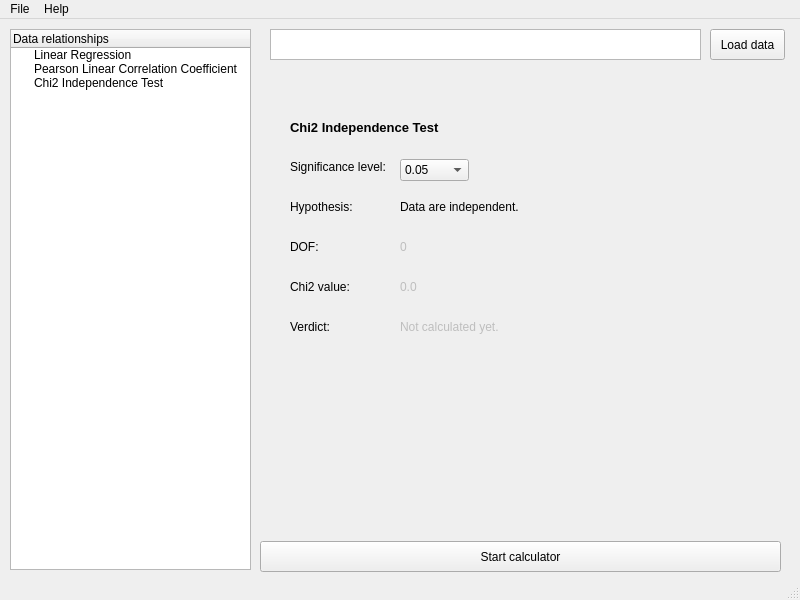
First picture: the form in functions/dataRelationships/window.ui, repository h-kyouma/IDS_statistics, before the edit.
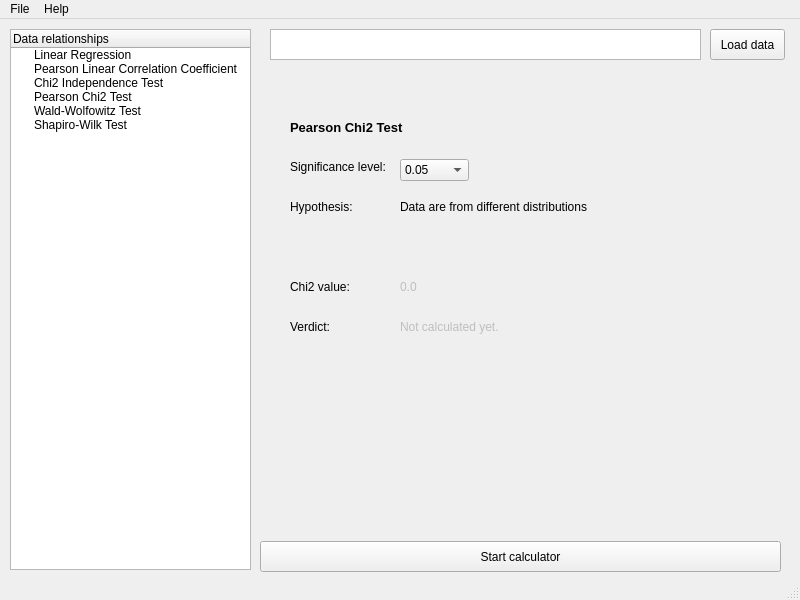
Second picture: the form after the edit. The open tabs and pages were chosen to show the change.

Commit message: Added GUI to data relation (#8)

What changed in the file:
```diff
--- a/functions/dataRelationships/window.ui
+++ b/functions/dataRelationships/window.ui
@@ -69,6 +69,21 @@
       <string>Chi2 Independence Test</string>
      </property>
     </item>
+    <item>
+     <property name="text">
+      <string>Pearson Chi2 Test</string>
+     </property>
+    </item>
+    <item>
+     <property name="text">
+      <string>Wald-Wolfowitz Test</string>
+     </property>
+    </item>
+    <item>
+     <property name="text">
+      <string>Shapiro-Wilk Test</string>
+     </property>
+    </item>
    </widget>
    <widget class="QStackedWidget" name="stackedWidget">
     <property name="geometry">
@@ -302,6 +317,618 @@
       </property>
       <property name="text">
        <string>Chi2 value:</string>
+      </property>
+     </widget>
+     <widget class="QLabel" name="label_chi2_value_chi2">
+      <property name="enabled">
+       <bool>false</bool>
+      </property>
+      <property name="geometry">
+       <rect>
+        <x>130</x>
+        <y>180</y>
+        <width>91</width>
+        <height>16</height>
+       </rect>
+      </property>
+      <property name="text">
+       <string>0.0</string>
+      </property>
+     </widget>
+     <widget class="QLabel" name="label_param_verdict_chi2">
+      <property name="geometry">
+       <rect>
+        <x>20</x>
+        <y>220</y>
+        <width>91</width>
+        <height>16</height>
+       </rect>
+      </property>
+      <property name="text">
+       <string>Verdict:</string>
+      </property>
+     </widget>
+     <widget class="QLabel" name="label_verdict_chi2">
+      <property name="enabled">
+       <bool>false</bool>
+      </property>
+      <property name="geometry">
+       <rect>
+        <x>130</x>
+        <y>220</y>
+        <width>121</width>
+        <height>16</height>
+       </rect>
+      </property>
+      <property name="text">
+       <string>Not calculated yet.</string>
+      </property>
+     </widget>
+    </widget>
+    <widget class="QWidget" name="page_linear_regression">
+     <widget class="QLabel" name="label_title_chi2">
+      <property name="geometry">
+       <rect>
+        <x>20</x>
+        <y>20</y>
+        <width>171</width>
+        <height>16</height>
+       </rect>
+      </property>
+      <property name="font">
+       <font>
+        <pointsize>10</pointsize>
+        <weight>75</weight>
+        <bold>true</bold>
+       </font>
+      </property>
+      <property name="text">
+       <string>Pearson Chi2 Test</string>
+      </property>
+     </widget>
+     <widget class="QComboBox" name="comboBox_significance_level_chi2">
+      <property name="geometry">
+       <rect>
+        <x>130</x>
+        <y>60</y>
+        <width>69</width>
+        <height>22</height>
+       </rect>
+      </property>
+      <item>
+       <property name="text">
+        <string>0.05</string>
+       </property>
+      </item>
+      <item>
+       <property name="text">
+        <string>0.001</string>
+       </property>
+      </item>
+      <item>
+       <property name="text">
+        <string>0.002</string>
+       </property>
+      </item>
+      <item>
+       <property name="text">
+        <string>0.005</string>
+       </property>
+      </item>
+      <item>
+       <property name="text">
+        <string>0.01</string>
+       </property>
+      </item>
+      <item>
+       <property name="text">
+        <string>0.02</string>
+       </property>
+      </item>
+      <item>
+       <property name="text">
+        <string>0.025</string>
+       </property>
+      </item>
+      <item>
+       <property name="text">
+        <string>0.1</string>
+       </property>
+      </item>
+      <item>
+       <property name="text">
+        <string>0.2</string>
+       </property>
+      </item>
+      <item>
+       <property name="text">
+        <string>0.5</string>
+       </property>
+      </item>
+      <item>
+       <property name="text">
+        <string>0.9</string>
+       </property>
+      </item>
+      <item>
+       <property name="text">
+        <string>0.95</string>
+       </property>
+      </item>
+      <item>
+       <property name="text">
+        <string>0.975</string>
+       </property>
+      </item>
+      <item>
+       <property name="text">
+        <string>0.99</string>
+       </property>
+      </item>
+      <item>
+       <property name="text">
+        <string>0.995</string>
+       </property>
+      </item>
+     </widget>
+     <widget class="QLabel" name="label_param_significance_level_chi2">
+      <property name="geometry">
+       <rect>
+        <x>20</x>
+        <y>60</y>
+        <width>101</width>
+        <height>16</height>
+       </rect>
+      </property>
+      <property name="text">
+       <string>Significance level:</string>
+      </property>
+     </widget>
+     <widget class="QLabel" name="label_param_hypothesis_chi2">
+      <property name="geometry">
+       <rect>
+        <x>20</x>
+        <y>100</y>
+        <width>91</width>
+        <height>16</height>
+       </rect>
+      </property>
+      <property name="text">
+       <string>Hypothesis:</string>
+      </property>
+     </widget>
+     <widget class="QLabel" name="label_hypothesis_chi2">
+      <property name="geometry">
+       <rect>
+        <x>130</x>
+        <y>100</y>
+        <width>271</width>
+        <height>16</height>
+       </rect>
+      </property>
+      <property name="text">
+       <string>Data are from different distributions</string>
+      </property>
+     </widget>
+     <widget class="QLabel" name="label_param_chi2_value_chi2">
+      <property name="geometry">
+       <rect>
+        <x>20</x>
+        <y>180</y>
+        <width>91</width>
+        <height>16</height>
+       </rect>
+      </property>
+      <property name="text">
+       <string>Chi2 value:</string>
+      </property>
+     </widget>
+     <widget class="QLabel" name="label_chi2_value_chi2">
+      <property name="enabled">
+       <bool>false</bool>
+      </property>
+      <property name="geometry">
+       <rect>
+        <x>130</x>
+        <y>180</y>
+        <width>91</width>
+        <height>16</height>
+       </rect>
+      </property>
+      <property name="text">
+       <string>0.0</string>
+      </property>
+     </widget>
+     <widget class="QLabel" name="label_param_verdict_chi2">
+      <property name="geometry">
+       <rect>
+        <x>20</x>
+        <y>220</y>
+        <width>91</width>
+        <height>16</height>
+       </rect>
+      </property>
+      <property name="text">
+       <string>Verdict:</string>
+      </property>
+     </widget>
+     <widget class="QLabel" name="label_verdict_chi2">
+      <property name="enabled">
+       <bool>false</bool>
+      </property>
+      <property name="geometry">
+       <rect>
+        <x>130</x>
+        <y>220</y>
+        <width>121</width>
+        <height>16</height>
+       </rect>
+      </property>
+      <property name="text">
+       <string>Not calculated yet.</string>
+      </property>
+     </widget>
+    </widget>
+    <widget class="QWidget" name="page_linear_regression">
+     <widget class="QLabel" name="label_title_chi2">
+      <property name="geometry">
+       <rect>
+        <x>20</x>
+        <y>20</y>
+        <width>171</width>
+        <height>16</height>
+       </rect>
+      </property>
+      <property name="font">
+       <font>
+        <pointsize>10</pointsize>
+        <weight>75</weight>
+        <bold>true</bold>
+       </font>
+      </property>
+      <property name="text">
+       <string>Shapiro-Wilk normal test</string>
+      </property>
+     </widget>
+     <widget class="QComboBox" name="comboBox_significance_level_chi2">
+      <property name="geometry">
+       <rect>
+        <x>130</x>
+        <y>60</y>
+        <width>69</width>
+        <height>22</height>
+       </rect>
+      </property>
+      <item>
+       <property name="text">
+        <string>0.05</string>
+       </property>
+      </item>
+      <item>
+       <property name="text">
+        <string>0.001</string>
+       </property>
+      </item>
+      <item>
+       <property name="text">
+        <string>0.002</string>
+       </property>
+      </item>
+      <item>
+       <property name="text">
+        <string>0.005</string>
+       </property>
+      </item>
+      <item>
+       <property name="text">
+        <string>0.01</string>
+       </property>
+      </item>
+      <item>
+       <property name="text">
+        <string>0.02</string>
+       </property>
+      </item>
+      <item>
+       <property name="text">
+        <string>0.025</string>
+       </property>
+      </item>
+      <item>
+       <property name="text">
+        <string>0.1</string>
+       </property>
+      </item>
+      <item>
+       <property name="text">
+        <string>0.2</string>
+       </property>
+      </item>
+      <item>
+       <property name="text">
+        <string>0.5</string>
+       </property>
+      </item>
+      <item>
+       <property name="text">
+        <string>0.9</string>
+       </property>
+      </item>
+      <item>
+       <property name="text">
+        <string>0.95</string>
+       </property>
+      </item>
+      <item>
+       <property name="text">
+        <string>0.975</string>
+       </property>
+      </item>
+      <item>
+       <property name="text">
+        <string>0.99</string>
+       </property>
+      </item>
+      <item>
+       <property name="text">
+        <string>0.995</string>
+       </property>
+      </item>
+     </widget>
+     <widget class="QLabel" name="label_param_significance_level_chi2">
+      <property name="geometry">
+       <rect>
+        <x>20</x>
+        <y>60</y>
+        <width>101</width>
+        <height>16</height>
+       </rect>
+      </property>
+      <property name="text">
+       <string>Significance level:</string>
+      </property>
+     </widget>
+     <widget class="QLabel" name="label_param_hypothesis_chi2">
+      <property name="geometry">
+       <rect>
+        <x>20</x>
+        <y>100</y>
+        <width>91</width>
+        <height>16</height>
+       </rect>
+      </property>
+      <property name="text">
+       <string>Hypothesis:</string>
+      </property>
+     </widget>
+     <widget class="QLabel" name="label_hypothesis_chi2">
+      <property name="geometry">
+       <rect>
+        <x>130</x>
+        <y>100</y>
+        <width>141</width>
+        <height>16</height>
+       </rect>
+      </property>
+      <property name="text">
+       <string>Data is normally distributed</string>
+      </property>
+     </widget>
+     <widget class="QLabel" name="label_param_chi2_value_chi2">
+      <property name="geometry">
+       <rect>
+        <x>20</x>
+        <y>180</y>
+        <width>91</width>
+        <height>16</height>
+       </rect>
+      </property>
+      <property name="text">
+       <string>W value:</string>
+      </property>
+     </widget>
+     <widget class="QLabel" name="label_chi2_value_chi2">
+      <property name="enabled">
+       <bool>false</bool>
+      </property>
+      <property name="geometry">
+       <rect>
+        <x>130</x>
+        <y>180</y>
+        <width>91</width>
+        <height>16</height>
+       </rect>
+      </property>
+      <property name="text">
+       <string>0.0</string>
+      </property>
+     </widget>
+     <widget class="QLabel" name="label_param_verdict_chi2">
+      <property name="geometry">
+       <rect>
+        <x>20</x>
+        <y>220</y>
+        <width>91</width>
+        <height>16</height>
+       </rect>
+      </property>
+      <property name="text">
+       <string>Verdict:</string>
+      </property>
+     </widget>
+     <widget class="QLabel" name="label_verdict_chi2">
+      <property name="enabled">
+       <bool>false</bool>
+      </property>
+      <property name="geometry">
+       <rect>
+        <x>130</x>
+        <y>220</y>
+        <width>121</width>
+        <height>16</height>
+       </rect>
+      </property>
+      <property name="text">
+       <string>Not calculated yet.</string>
+      </property>
+     </widget>
+    </widget>
+    <widget class="QWidget" name="page_linear_regression">
+     <widget class="QLabel" name="label_title_chi2">
+      <property name="geometry">
+       <rect>
+        <x>20</x>
+        <y>20</y>
+        <width>171</width>
+        <height>16</height>
+       </rect>
+      </property>
+      <property name="font">
+       <font>
+        <pointsize>10</pointsize>
+        <weight>75</weight>
+        <bold>true</bold>
+       </font>
+      </property>
+      <property name="text">
+       <string>Wald–Wolfowitz test</string>
+      </property>
+     </widget>
+     <widget class="QComboBox" name="comboBox_significance_level_chi2">
+      <property name="geometry">
+       <rect>
+        <x>130</x>
+        <y>60</y>
+        <width>69</width>
+        <height>22</height>
+       </rect>
+      </property>
+      <item>
+       <property name="text">
+        <string>0.05</string>
+       </property>
+      </item>
+      <item>
+       <property name="text">
+        <string>0.001</string>
+       </property>
+      </item>
+      <item>
+       <property name="text">
+        <string>0.002</string>
+       </property>
+      </item>
+      <item>
+       <property name="text">
+        <string>0.005</string>
+       </property>
+      </item>
+      <item>
+       <property name="text">
+        <string>0.01</string>
+       </property>
+      </item>
+      <item>
+       <property name="text">
+        <string>0.02</string>
+       </property>
+      </item>
+      <item>
+       <property name="text">
+        <string>0.025</string>
+       </property>
+      </item>
+      <item>
+       <property name="text">
+        <string>0.1</string>
+       </property>
+      </item>
+      <item>
+       <property name="text">
+        <string>0.2</string>
+       </property>
+      </item>
+      <item>
+       <property name="text">
+        <string>0.5</string>
+       </property>
+      </item>
+      <item>
+       <property name="text">
+        <string>0.9</string>
+       </property>
+      </item>
+      <item>
+       <property name="text">
+        <string>0.95</string>
+       </property>
+      </item>
+      <item>
+       <property name="text">
+        <string>0.975</string>
+       </property>
+      </item>
+      <item>
+       <property name="text">
+        <string>0.99</string>
+       </property>
+      </item>
+      <item>
+       <property name="text">
+        <string>0.995</string>
+       </property>
+      </item>
+     </widget>
+     <widget class="QLabel" name="label_param_significance_level_chi2">
+      <property name="geometry">
+       <rect>
+        <x>20</x>
+        <y>60</y>
+        <width>101</width>
+        <height>16</height>
+       </rect>
+      </property>
+      <property name="text">
+       <string>Significance level:</string>
+      </property>
+     </widget>
+     <widget class="QLabel" name="label_param_hypothesis_chi2">
+      <property name="geometry">
+       <rect>
+        <x>20</x>
+        <y>100</y>
+        <width>91</width>
+        <height>16</height>
+       </rect>
+      </property>
+      <property name="text">
+       <string>Hypothesis:</string>
+      </property>
+     </widget>
+     <widget class="QLabel" name="label_hypothesis_chi2">
+      <property name="geometry">
+       <rect>
+        <x>130</x>
+        <y>100</y>
+        <width>141</width>
+        <height>16</height>
+       </rect>
+      </property>
+      <property name="text">
+       <string>Data is random</string>
+      </property>
+     </widget>
+     <widget class="QLabel" name="label_param_chi2_value_chi2">
+      <property name="geometry">
+       <rect>
+        <x>20</x>
+        <y>180</y>
+        <width>91</width>
+        <height>16</height>
+       </rect>
+      </property>
+      <property name="text">
+       <string>Z value:</string>
       </property>
      </widget>
      <widget class="QLabel" name="label_chi2_value_chi2">
```
Left out of the diff: 2 changed lines with no effect on the pictures. The commit also changes 9 other files.
